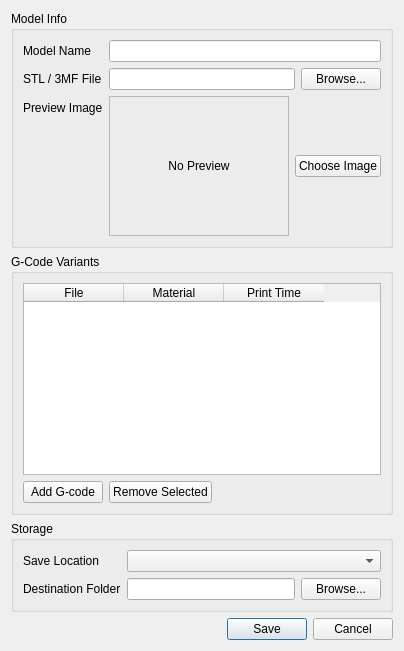
Old version of the form ui/forms/new_model_dialog.ui in the repository Zinheere/zPrint.
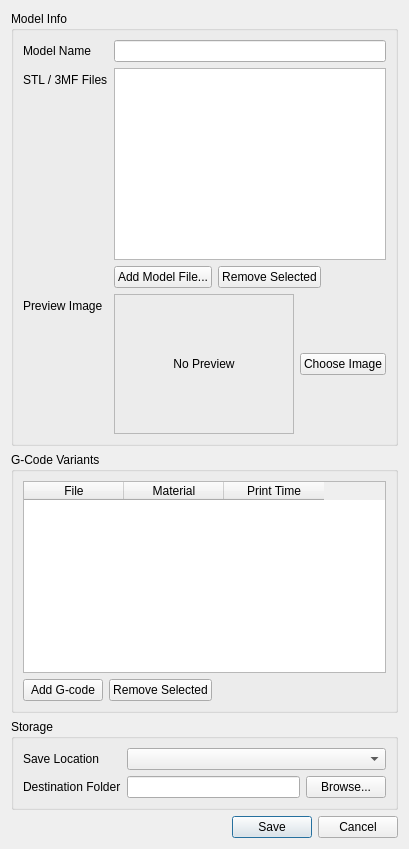
New version of the form.

Commit message: feat: Enhance model file management in dialogs and previews, adding support for multiple model files and improved UI interactions

Diff of the .ui file:
```diff
--- a/ui/forms/new_model_dialog.ui
+++ b/ui/forms/new_model_dialog.ui
@@ -28,25 +28,49 @@
       <item row="1" column="0">
        <widget class="QLabel" name="labelStl">
         <property name="text">
-         <string>STL / 3MF File</string>
+       <string>STL / 3MF Files</string>
         </property>
        </widget>
       </item>
       <item row="1" column="1">
-       <layout class="QHBoxLayout" name="layoutStl">
+     <layout class="QVBoxLayout" name="layoutStl">
         <item>
-         <widget class="QLineEdit" name="lineEditStlPath">
-          <property name="readOnly">
-           <bool>true</bool>
+       <widget class="QListWidget" name="listWidgetStlFiles">
+        <property name="selectionMode">
+         <enum>QAbstractItemView::SingleSelection</enum>
           </property>
          </widget>
         </item>
         <item>
-         <widget class="QPushButton" name="btnBrowseStl">
+       <layout class="QHBoxLayout" name="layoutStlButtons">
+        <item>
+           <widget class="QPushButton" name="btnAddStl">
           <property name="text">
-           <string>Browse...</string>
+             <string>Add Model File...</string>
           </property>
          </widget>
+        </item>
+        <item>
+         <widget class="QPushButton" name="btnRemoveStl">
+        <property name="text">
+         <string>Remove Selected</string>
+        </property>
+         </widget>
+        </item>
+        <item>
+         <spacer name="horizontalSpacerStl">
+        <property name="orientation">
+         <enum>Qt::Horizontal</enum>
+        </property>
+        <property name="sizeHint" stdset="0">
+         <size>
+          <width>40</width>
+          <height>20</height>
+         </size>
+        </property>
+         </spacer>
+        </item>
+       </layout>
         </item>
        </layout>
       </item>
```
Lines whose indentation alone changed are shown as unchanged. The commit also changes 5 other files.
